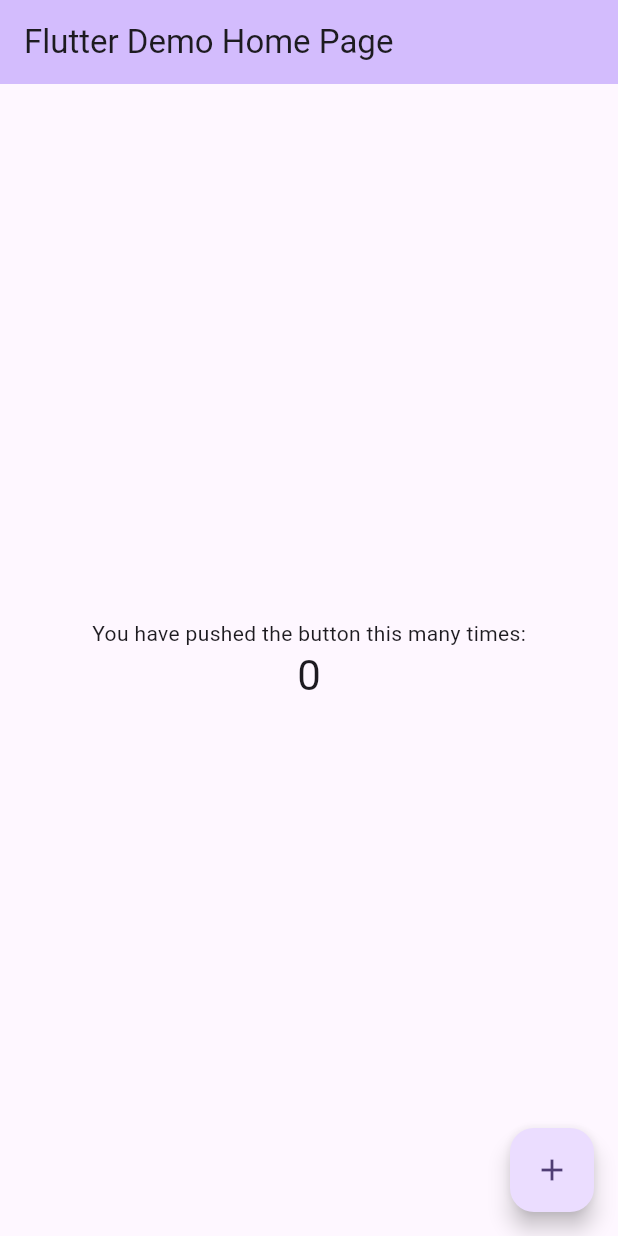
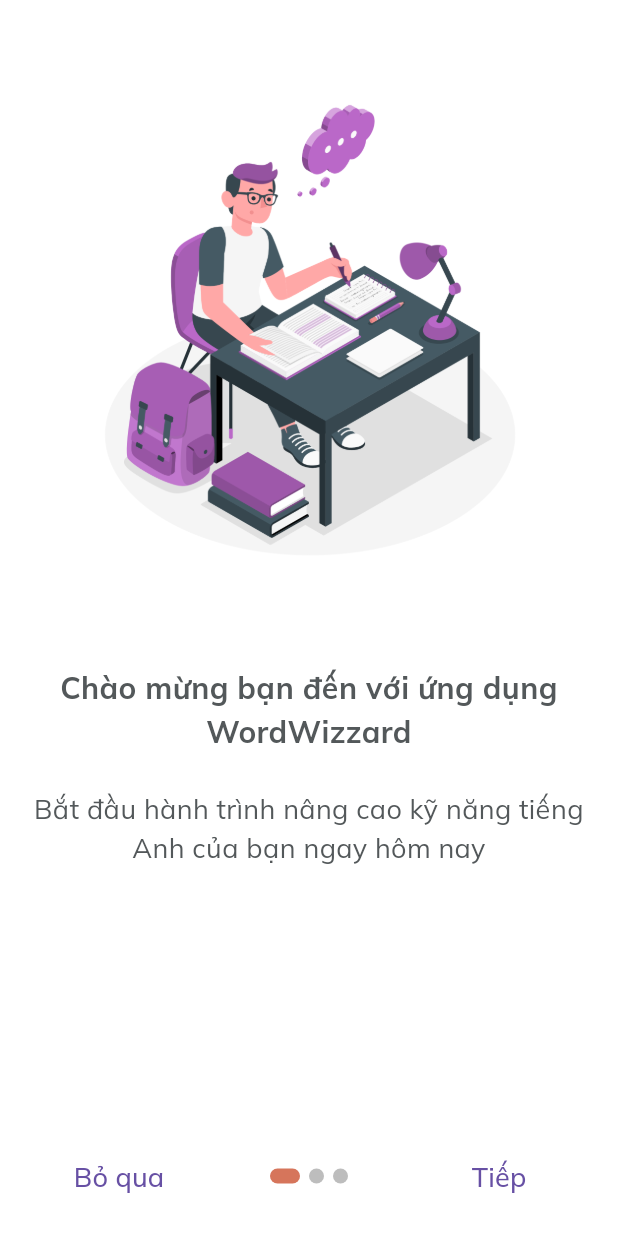
Before and after one commit to HienNguyen0205/WordWizzard, a Flutter app: the screen it shows after launch, on a phone screen of 412 x 824 dp. Run offline on Flutter 3.47's test engine with Material 3 defaults, Android fonts, the phone set to English and light mode, and no system bars; drawn by our look-alikes of introduction_screen; our stand-ins replace after_layout, flutter_spinkit, google_fonts, shared_preferences.

Commit message:
add theme create intro screen

```diff
--- /dev/null
+++ b/lib/constants/constants.dart
@@ -0,0 +1,25 @@
+class IntroDataDef {
+  String title = '';
+  String body = '';
+  String imageUrl = '';
+
+  IntroDataDef({required this.title, required this.body, required this.imageUrl});
+}
+
+final List<IntroDataDef> introData = [
+  IntroDataDef(
+    title: 'Chào mừng bạn đến với ứng dụng WordWizzard',
+    body: 'Bắt đầu hành trình nâng cao kỹ năng tiếng Anh của bạn ngay hôm nay',
+    imageUrl: 'assets/images/intro/intro.png',
+  ),
+  IntroDataDef(
+    title: 'Khám phá phương pháp học tiếng Anh mới mẻ',
+    body: 'Tìm hiểu các phương pháp học tiếng Anh hiệu quả và thú vị',
+    imageUrl: 'assets/images/intro/intro.png',
+  ),
+  IntroDataDef(
+    title: 'Kiểm tra trình độ tiếng Anh của bạn',
+    body: 'Thử thách trình độ tiếng Anh của bạn với các bài kiểm tra đa dạng',
+    imageUrl: 'assets/images/intro/intro.png',
+  ),
+];
--- a/lib/main.dart
+++ b/lib/main.dart
@@ -1,125 +1,46 @@
+// ignore_for_file: library_private_types_in_public_api
+
 import 'package:flutter/material.dart';
+import 'package:wordwizzard/screens/splash.dart';
+// import 'package:shared_preferences/shared_preferences.dart';
+import 'package:wordwizzard/theme.dart';
 
-void main() {
+void main () async {
+  // WidgetsFlutterBinding.ensureInitialized();
+  // SharedPreferences prefs = await SharedPreferences.getInstance();
+  // prefs.clear();
   runApp(const MyApp());
 }
 
-class MyApp extends StatelessWidget {
+class MyApp extends StatefulWidget {
   const MyApp({super.key});
 
-  // This widget is the root of your application.
+  @override
+  _MyAppState createState() => _MyAppState();
+
+  static _MyAppState? of(BuildContext context) => context.findAncestorStateOfType<_MyAppState>();
+}
+
+class _MyAppState extends State<MyApp> {
+
+  ThemeMode mode = ThemeMode.light;
+
+  void handleChangeTheme () {
+    setState(() {
+      mode = mode == ThemeMode.light ? ThemeMode.dark : ThemeMode.light;
+    });
+  }
+
+  final AppTheme appTheme = AppTheme();
+
   @override
   Widget build(BuildContext context) {
     return MaterialApp(
-      title: 'Flutter Demo',
-      theme: ThemeData(
-        // This is the theme of your application.
-        //
-        // TRY THIS: Try running your application with "flutter run". You'll see
-        // the application has a purple toolbar. Then, without quitting the app,
-        // try changing the seedColor in the colorScheme below to Colors.green
-        // and then invoke "hot reload" (save your changes or press the "hot
-        // reload" button in a Flutter-supported IDE, or press "r" if you used
-        // the command line to start the app).
-        //
-        // Notice that the counter didn't reset back to zero; the application
-        // state is not lost during the reload. To reset the state, use hot
-        // restart instead.
-        //
-        // This works for code too, not just values: Most code changes can be
-        // tested with just a hot reload.
-        colorScheme: ColorScheme.fromSeed(seedColor: Colors.deepPurple),
-        useMaterial3: true,
-      ),
-      home: const MyHomePage(title: 'Flutter Demo Home Page'),
+        title: 'WordWiizzard',
+        theme: appTheme.light,
+        darkTheme: appTheme.dark,
+        themeMode: mode,
+        home: const Splash(),
     );
   }
 }
-
-class MyHomePage extends StatefulWidget {
-  const MyHomePage({super.key, required this.title});
-
-  // This widget is the home page of your application. It is stateful, meaning
-  // that it has a State object (defined below) that contains fields that affect
-  // how it looks.
-
-  // This class is the configuration for the state. It holds the values (in this
-  // case the title) provided by the parent (in this case the App widget) and
-  // used by the build method of the State. Fields in a Widget subclass are
-  // always marked "final".
-
-  final String title;
-
-  @override
-  State<MyHomePage> createState() => _MyHomePageState();
-}
-
-class _MyHomePageState extends State<MyHomePage> {
-  int _counter = 0;
-
-  void _incrementCounter() {
-    setState(() {
-      // This call to setState tells the Flutter framework that something has
-      // changed in this State, which causes it to rerun the build method below
-      // so that the display can reflect the updated values. If we changed
-      // _counter without calling setState(), then the build method would not be
-      // called again, and so nothing would appear to happen.
-      _counter++;
-    });
-  }
-
-  @override
-  Widget build(BuildContext context) {
-    // This method is rerun every time setState is called, for instance as done
-    // by the _incrementCounter method above.
-    //
-    // The Flutter framework has been optimized to make rerunning build methods
-    // fast, so that you can just rebuild anything that needs updating rather
-    // than having to individually change instances of widgets.
-    return Scaffold(
-      appBar: AppBar(
-        // TRY THIS: Try changing the color here to a specific color (to
-        // Colors.amber, perhaps?) and trigger a hot reload to see the AppBar
-        // change color while the other colors stay the same.
-        backgroundColor: Theme.of(context).colorScheme.inversePrimary,
-        // Here we take the value from the MyHomePage object that was created by
-        // the App.build method, and use it to set our appbar title.
-        title: Text(widget.title),
-      ),
-      body: Center(
-        // Center is a layout widget. It takes a single child and positions it
-        // in the middle of the parent.
-        child: Column(
-          // Column is also a layout widget. It takes a list of children and
-          // arranges them vertically. By default, it sizes itself to fit its
-          // children horizontally, and tries to be as tall as its parent.
-          //
-          // Column has various properties to control how it sizes itself and
-          // how it positions its children. Here we use mainAxisAlignment to
-          // center the children vertically; the main axis here is the vertical
-          // axis because Columns are vertical (the cross axis would be
-          // horizontal).
-          //
-          // TRY THIS: Invoke "debug painting" (choose the "Toggle Debug Paint"
-          // action in the IDE, or press "p" in the console), to see the
-          // wireframe for each widget.
-          mainAxisAlignment: MainAxisAlignment.center,
-          children: <Widget>[
-            const Text(
-              'You have pushed the button this many times:',
-            ),
-            Text(
-              '$_counter',
-              style: Theme.of(context).textTheme.headlineMedium,
-            ),
-          ],
-        ),
-      ),
-      floatingActionButton: FloatingActionButton(
-        onPressed: _incrementCounter,
-        tooltip: 'Increment',
-        child: const Icon(Icons.add),
-      ), // This trailing comma makes auto-formatting nicer for build methods.
-    );
-  }
-}
--- /dev/null
+++ b/lib/screens/intro_screen.dart
@@ -0,0 +1,53 @@
+import 'package:flutter/material.dart';
+import 'package:wordwizzard/constants/constants.dart';
+import 'package:introduction_screen/introduction_screen.dart';
+import 'package:wordwizzard/screens/sign_in_screen.dart';
+
+class IntroScreen extends StatelessWidget {
+  const IntroScreen({Key? key}) : super(key: key);
+
+  void handleDoneBtn (BuildContext context) {
+    Navigator.of(context).pushReplacement(MaterialPageRoute(builder: (context) => const SignInScreen()));
+  }
+
+  @override
+  Widget build(BuildContext context) {
+    return Scaffold(
+        body: IntroductionScreen(
+            showNextButton: true,
+            showSkipButton: true,
+            showDoneButton: true,
+            skip: const Text(
+              "Bỏ qua",
+              style: TextStyle(fontSize: 18, fontWeight: FontWeight.w500),
+            ),
+            next: const Text(
+              "Tiếp",
+              style: TextStyle(fontSize: 18, fontWeight: FontWeight.w500),
+            ),
+            done: const Text(
+              "Hoàn thành",
+              style: TextStyle(fontSize: 18, fontWeight: FontWeight.w500),
+            ),
+            onDone: () {
+              handleDoneBtn(context);
+            },
+            dotsDecorator: DotsDecorator(
+              size: const Size.square(10.0),
+              activeSize: const Size(20.0, 10.0),
+              activeColor: Theme.of(context).colorScheme.secondary,
+              color: Colors.black26,
+              spacing: const EdgeInsets.symmetric(horizontal: 3.0),
+              activeShape: RoundedRectangleBorder(
+                  borderRadius: BorderRadius.circular(25.0)),
+            ),
+            pages: introData
+                .map((item) => PageViewModel(
+                    title: item.title,
+                    body: item.body,
+                    image: Image.asset(item.imageUrl),
+                    decoration: const PageDecoration(
+                        pageMargin: EdgeInsets.symmetric(vertical: 60))))
+                .toList()));
+  }
+}
--- /dev/null
+++ b/lib/theme.dart
@@ -0,0 +1,87 @@
+import 'package:flutter/material.dart';
+import 'package:flutter/services.dart';
+import 'package:google_fonts/google_fonts.dart';
+
+abstract class AppColors {
+  static const secondary = Color(0xFF3B76F6);
+  static const accent = Color(0xFFD6755B);
+  static const textDark = Color(0xFF53585A);
+  static const textLigth = Color(0xFFF5F5F5);
+  static const textFaded = Color(0xFF9899A5);
+  static const iconLight = Color(0xFFB1B4C0);
+  static const iconDark = Color(0xFFB1B3C1);
+  static const textHighlight = secondary;
+  static const cardLight = Color(0xFFF9FAFE);
+  static const cardDark = Color(0xFF303334);
+}
+
+abstract class _LightColors {
+  static const background = Colors.white;
+  static const card = AppColors.cardLight;
+}
+
+abstract class _DarkColors {
+  static const background = Color(0xFF1B1E1F);
+  static const card = AppColors.cardDark;
+}
+
+class AppTheme {
+  static const accentColor = AppColors.accent;
+  static final visualDensity = VisualDensity.adaptivePlatformDensity;
+
+  final darkBase = ThemeData.dark();
+  final lightBase = ThemeData.light();
+
+  ThemeData get light => ThemeData(
+        brightness: Brightness.light,
+        visualDensity: visualDensity,
+        textTheme: GoogleFonts.mulishTextTheme().apply(bodyColor: AppColors.textDark),
+        appBarTheme: lightBase.appBarTheme.copyWith(
+          iconTheme: lightBase.iconTheme,
+          backgroundColor: Colors.transparent,
+          elevation: 0,
+          centerTitle: true,
+          titleTextStyle: const TextStyle(
+            fontWeight: FontWeight.bold,
+            fontSize: 18,
+            color: AppColors.textDark,
+          ),
+          systemOverlayStyle: SystemUiOverlayStyle.dark,
+        ),
+        scaffoldBackgroundColor: _LightColors.background,
+        elevatedButtonTheme: ElevatedButtonThemeData(
+          style: ElevatedButton.styleFrom(backgroundColor: AppColors.secondary),
+        ),
+        cardColor: _LightColors.card,
+        primaryTextTheme: const TextTheme(
+          titleLarge: TextStyle(color: AppColors.textDark),
+        ),
+        iconTheme: const IconThemeData(color: AppColors.iconDark), colorScheme: lightBase.colorScheme.copyWith(secondary: accentColor).copyWith(background: _LightColors.background),
+      );
+
+  ThemeData get dark => ThemeData(
+        brightness: Brightness.dark,
+        visualDensity: visualDensity,
+        textTheme:
+            GoogleFonts.interTextTheme().apply(bodyColor: AppColors.textLigth),
+        appBarTheme: darkBase.appBarTheme.copyWith(
+          backgroundColor: Colors.transparent,
+          elevation: 0,
+          centerTitle: true,
+          titleTextStyle: const TextStyle(
+            fontWeight: FontWeight.bold,
+            fontSize: 18,
+          ),
+          systemOverlayStyle: SystemUiOverlayStyle.light,
+        ),
+        scaffoldBackgroundColor: _DarkColors.background,
+        elevatedButtonTheme: ElevatedButtonThemeData(
+          style: ElevatedButton.styleFrom(backgroundColor: AppColors.secondary),
+        ),
+        cardColor: _DarkColors.card,
+        primaryTextTheme: const TextTheme(
+          titleLarge: TextStyle(color: AppColors.textLigth),
+        ),
+        iconTheme: const IconThemeData(color: AppColors.iconLight), colorScheme: darkBase.colorScheme.copyWith(secondary: accentColor).copyWith(background: _DarkColors.background),
+      );
+}
```
Also changed, not shown: analysis_options.yaml (+0 -22 lines), lib/screens/home_screen.dart (added, +17 -0 lines), lib/screens/sign_in_screen.dart (added, +19 -0 lines), lib/screens/splash.dart (added, +56 -0 lines), pubspec.yaml (+9 -73 lines), assets/images/intro/intro.png (added), lib/widgets/loading.dart (added), pubspec.lock, 3 other files.
